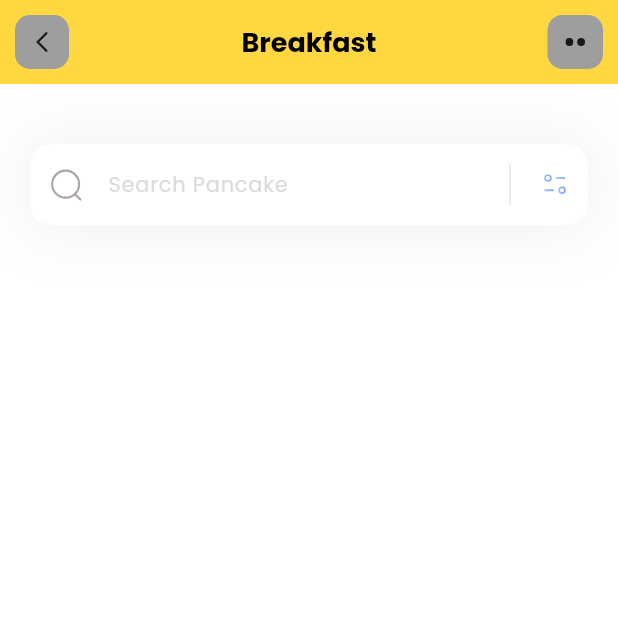
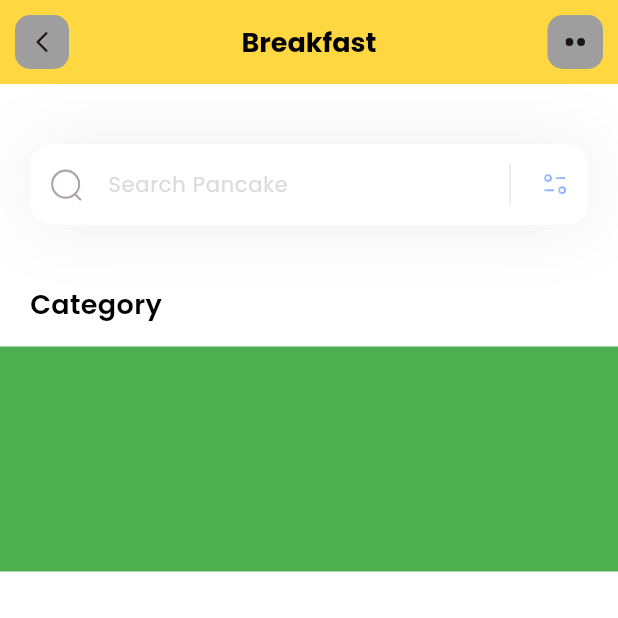
Before and after one commit to angelanyabuti/food-delivery-app, a Flutter app: the screen it shows after launch, on a phone screen of 412 x 824 dp, the top half of it. Run offline on Flutter 3.47's test engine with Material 3 defaults, Android fonts, the phone set to English and light mode, and no system bars; our stand-ins replace flutter_svg.

Commit message:
Code update

```diff
--- /dev/null
+++ b/food_app/lib/models/category_model.dart
@@ -0,0 +1,16 @@
+import 'package:flutter/material.dart';
+
+class CategoryModel {
+
+  //defining the parameters
+  String name;
+  String iconPath;
+  Color boxColor;
+
+//constructor class
+  CategoryModel({
+    required this.name,
+    required this.iconPath,
+    required this.boxColor,
+  });
+}
--- a/food_app/lib/pages/home.dart
+++ b/food_app/lib/pages/home.dart
@@ -5,14 +5,44 @@ import 'package:flutter_svg/flutter_svg.dart';
 class HomePage extends StatelessWidget {
   const HomePage({super.key});
 
-
   @override
-  Widget build(BuildContext context) { //scaffold class in flutter which provides many widgets, eg app bar, drawer, floating action button, bottom navigation bar, snack bar
+  Widget build(BuildContext context) {
+    // Scaffold class in Flutter which provides many widgets, eg app bar, drawer, floating action button, bottom navigation bar, snack bar
     return Scaffold(
       appBar: appBar(),
       backgroundColor: Colors.white,
-      body: Column(children: [
-        _searchField()
+      body: Column(
+        crossAxisAlignment: CrossAxisAlignment.start, // aligning the content to the left
+        children: [
+          _searchField(),
+          SizedBox(height: 40,), // create a distance from the top
+          Column(
+            crossAxisAlignment: CrossAxisAlignment.start,
+            children: [
+              Padding(
+                padding: const EdgeInsets.only(left: 20.0), // sets space only on the left
+                child: Text(
+                  'Category',
+                  style: TextStyle(
+                    color: Colors.black,
+                    fontSize: 18,
+                    fontWeight: FontWeight.w600,
+                  ),
+                ),
+              ),
+              SizedBox(height: 15,),
+              Container(
+                height: 150,
+                color: Colors.green,
+                child: ListView.builder(
+                  itemCount: 10, // Define the number of items
+                  itemBuilder: (context, index) { // used to display the items
+                    return Container();
+                  },
+                ),
+              )
+            ],
+          )
         ],
       ),
     );
@@ -26,23 +56,22 @@ class HomePage extends StatelessWidget {
           BoxShadow(
             color: const Color(0xff1D1617).withOpacity(0.07),
             blurRadius: 40,
-              spreadRadius: 0.0
+            spreadRadius: 0.0,
           )
-
-          ]
+        ],
       ),
       child: TextField(
         decoration: InputDecoration(
           filled: true,
           fillColor: Colors.white,
-            //reducing the height of the text field
+          // reducing the height of the text field
           contentPadding: EdgeInsets.all(15),
           hintText: 'Search Pancake',
           hintStyle: TextStyle(
             color: Color(0xffDDDADA),
-              fontSize: 14
+            fontSize: 14,
           ),
-            //adding the search Icon
+          // adding the search Icon
           prefixIcon: Padding(
             padding: const EdgeInsets.all(12.0),
             child: SvgPicture.asset('assets/icons/Search.svg'),
@@ -55,8 +84,8 @@ class HomePage extends StatelessWidget {
                 children: [
                   VerticalDivider(
                     color: Colors.black,
-                      indent: 10,//create space from the top
-                      endIndent: 10,//create space from the bottom
+                    indent: 10, // create space from the top
+                    endIndent: 10, // create space from the bottom
                     thickness: 0.1,
                   ),
                   Padding(
@@ -69,7 +98,8 @@ class HomePage extends StatelessWidget {
           ),
           border: OutlineInputBorder(
             borderRadius: BorderRadius.circular(15),
-              borderSide: BorderSide.none )
+            borderSide: BorderSide.none,
+          ),
         ),
       ),
     );
@@ -77,56 +107,54 @@ class HomePage extends StatelessWidget {
 
   AppBar appBar() {
     return AppBar(
-      title: Text('Breakfast',
+      title: Text(
+        'Breakfast',
         style: TextStyle(
           color: Colors.black,
           fontSize: 18,
-                fontWeight: FontWeight.bold
+          fontWeight: FontWeight.bold,
         ),
       ),
       backgroundColor: Colors.amberAccent,
       centerTitle: true,
-              leading:
-              GestureDetector(
-                onTap: () {
-
-                },
-                child:  Container(
+      leading: GestureDetector(
+        onTap: () {},
+        child: Container(
           margin: EdgeInsets.all(10),
           alignment: Alignment.center,
-                child: SvgPicture.asset('assets/icons/Arrow - Left 2.svg',
+          child: SvgPicture.asset(
+            'assets/icons/Arrow - Left 2.svg',
             height: 20,
-                  width: 20,),
+            width: 20,
+          ),
           decoration: BoxDecoration(
             color: Colors.grey,
-                    borderRadius: BorderRadius.circular(10)
+            borderRadius: BorderRadius.circular(10),
           ),
-              ),),
-
+        ),
+      ),
       actions: [
         GestureDetector(
-                  onTap: () {
-
-                  },
-                  child:  Container(
+          onTap: () {},
+          child: Container(
             margin: EdgeInsets.all(10),
             alignment: Alignment.center,
             width: 37,
             child: Padding(
               padding: const EdgeInsets.all(12.0),
-                  child: SvgPicture.asset('assets/icons/dots.svg',
+              child: SvgPicture.asset(
+                'assets/icons/dots.svg',
                 height: 20,
-                    width: 20,),
+                width: 20,
+              ),
             ),
             decoration: BoxDecoration(
               color: Colors.grey,
-                    borderRadius: BorderRadius.circular(10)
+              borderRadius: BorderRadius.circular(10),
             ),
           ),
         )
-
       ],
-
     );
   }
 }
```
Lines whose indentation alone changed are shown as unchanged.
